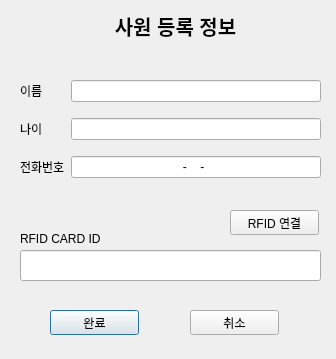
Jeho0216/attendance_manage_project, file attendance_manage/dialog_staff_form.ui: the form before one commit.
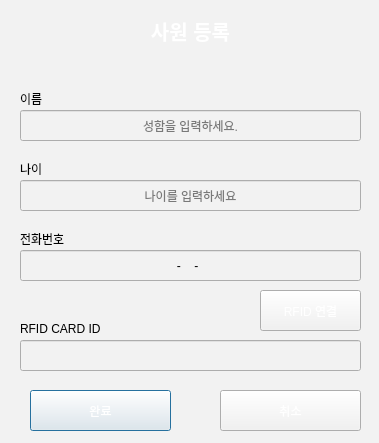
The form after the commit. Icons and pictures are not drawn.

What changed in the file:
```diff
--- a/attendance_manage/dialog_staff_form.ui
+++ b/attendance_manage/dialog_staff_form.ui
@@ -6,20 +6,23 @@
    <rect>
     <x>0</x>
     <y>0</y>
-    <width>336</width>
-    <height>359</height>
+    <width>379</width>
+    <height>443</height>
    </rect>
   </property>
   <property name="windowTitle">
    <string>사원 정보</string>
   </property>
+  <property name="styleSheet">
+   <string notr="true">background-color: rgb(242,242,242);</string>
+  </property>
   <widget class="QLabel" name="label">
    <property name="geometry">
     <rect>
-     <x>10</x>
-     <y>10</y>
-     <width>331</width>
-     <height>31</height>
+     <x>0</x>
+     <y>0</y>
+     <width>381</width>
+     <height>61</height>
     </rect>
    </property>
    <property name="font">
@@ -29,82 +32,29 @@
      <bold>true</bold>
     </font>
    </property>
+   <property name="styleSheet">
+    <string notr="true">border-image: url(:/image/button.jpg);
+color: rgb(255, 255, 255);</string>
+   </property>
    <property name="text">
-    <string>사원 등록 정보</string>
+    <string>사원 등록</string>
    </property>
    <property name="alignment">
     <set>Qt::AlignCenter</set>
    </property>
   </widget>
-  <widget class="QWidget" name="gridLayoutWidget">
-   <property name="geometry">
-    <rect>
-     <x>20</x>
-     <y>70</y>
-     <width>301</width>
-     <height>121</height>
-    </rect>
-   </property>
-   <layout class="QGridLayout" name="gridLayout">
-    <item row="2" column="0">
-     <widget class="QLabel" name="label_3">
-      <property name="text">
-       <string>나이</string>
-      </property>
-     </widget>
-    </item>
-    <item row="1" column="0">
-     <widget class="QLabel" name="label_2">
-      <property name="text">
-       <string>이름</string>
-      </property>
-     </widget>
-    </item>
-    <item row="4" column="0">
-     <widget class="QLabel" name="label_4">
-      <property name="text">
-       <string>전화번호</string>
-      </property>
-     </widget>
-    </item>
-    <item row="1" column="1">
-     <widget class="QLineEdit" name="lineEdit_name">
-      <property name="maxLength">
-       <number>20</number>
-      </property>
-     </widget>
-    </item>
-    <item row="2" column="1">
-     <widget class="QLineEdit" name="lineEdit_age">
-      <property name="maxLength">
-       <number>3</number>
-      </property>
-     </widget>
-    </item>
-    <item row="4" column="1">
-     <widget class="QLineEdit" name="lineEdit_phone">
-      <property name="inputMask">
-       <string>999-9999-9999</string>
-      </property>
-      <property name="text">
-       <string>--</string>
-      </property>
-      <property name="alignment">
-       <set>Qt::AlignCenter</set>
-      </property>
-     </widget>
-    </item>
-   </layout>
-  </widget>
   <widget class="QLineEdit" name="lineEdit_card_id">
    <property name="geometry">
     <rect>
      <x>20</x>
-     <y>250</y>
-     <width>301</width>
+     <y>340</y>
+     <width>341</width>
      <height>31</height>
     </rect>
    </property>
+   <property name="styleSheet">
+    <string notr="true">border-image: url(:/image/text_field.jpg);</string>
+   </property>
    <property name="alignment">
     <set>Qt::AlignCenter</set>
    </property>
@@ -112,12 +62,16 @@
   <widget class="QPushButton" name="pushButton_accept">
    <property name="geometry">
     <rect>
-     <x>50</x>
-     <y>310</y>
-     <width>89</width>
-     <height>25</height>
+     <x>30</x>
+     <y>390</y>
+     <width>141</width>
+     <height>41</height>
     </rect>
    </property>
+   <property name="styleSheet">
+    <string notr="true">border-image: url(:/image/button.jpg);
+color: rgb(255, 255, 255);</string>
+   </property>
    <property name="text">
     <string>완료</string>
    </property>
@@ -126,7 +80,7 @@
    <property name="geometry">
     <rect>
      <x>20</x>
-     <y>230</y>
+     <y>320</y>
      <width>101</width>
      <height>17</height>
     </rect>
@@ -138,12 +92,16 @@
   <widget class="QPushButton" name="pushButton_rfid_con">
    <property name="geometry">
     <rect>
-     <x>230</x>
-     <y>210</y>
-     <width>89</width>
-     <height>25</height>
+     <x>260</x>
+     <y>290</y>
+     <width>101</width>
+     <height>41</height>
     </rect>
    </property>
+   <property name="styleSheet">
+    <string notr="true">border-image: url(:/image/button.jpg);
+color: rgb(255, 255, 255);</string>
+   </property>
    <property name="text">
     <string>RFID 연결</string>
    </property>
@@ -151,16 +109,128 @@
   <widget class="QPushButton" name="pushButton_cancel">
    <property name="geometry">
     <rect>
-     <x>190</x>
-     <y>310</y>
-     <width>89</width>
-     <height>25</height>
+     <x>220</x>
+     <y>390</y>
+     <width>141</width>
+     <height>41</height>
     </rect>
    </property>
+   <property name="styleSheet">
+    <string notr="true">border-image: url(:/image/button.jpg);
+color: rgb(255, 255, 255);</string>
+   </property>
    <property name="text">
     <string>취소</string>
    </property>
   </widget>
+  <widget class="QLineEdit" name="lineEdit_name">
+   <property name="geometry">
+    <rect>
+     <x>20</x>
+     <y>110</y>
+     <width>341</width>
+     <height>31</height>
+    </rect>
+   </property>
+   <property name="styleSheet">
+    <string notr="true">border-image: url(:/image/text_field.jpg);</string>
+   </property>
+   <property name="maxLength">
+    <number>20</number>
+   </property>
+   <property name="alignment">
+    <set>Qt::AlignCenter</set>
+   </property>
+   <property name="placeholderText">
+    <string>성함을 입력하세요.</string>
+   </property>
+  </widget>
+  <widget class="QLineEdit" name="lineEdit_age">
+   <property name="geometry">
+    <rect>
+     <x>20</x>
+     <y>180</y>
+     <width>341</width>
+     <height>31</height>
+    </rect>
+   </property>
+   <property name="styleSheet">
+    <string notr="true">border-image: url(:/image/text_field.jpg);</string>
+   </property>
+   <property name="maxLength">
+    <number>3</number>
+   </property>
+   <property name="alignment">
+    <set>Qt::AlignCenter</set>
+   </property>
+   <property name="placeholderText">
+    <string>나이를 입력하세요</string>
+   </property>
+  </widget>
+  <widget class="QLineEdit" name="lineEdit_phone">
+   <property name="geometry">
+    <rect>
+     <x>20</x>
+     <y>250</y>
+     <width>341</width>
+     <height>31</height>
+    </rect>
+   </property>
+   <property name="styleSheet">
+    <string notr="true">border-image: url(:/image/text_field.jpg);</string>
+   </property>
+   <property name="inputMask">
+    <string>999-9999-9999</string>
+   </property>
+   <property name="text">
+    <string>--</string>
+   </property>
+   <property name="alignment">
+    <set>Qt::AlignCenter</set>
+   </property>
+   <property name="placeholderText">
+    <string>전화번호를 입력하세요</string>
+   </property>
+  </widget>
+  <widget class="QLabel" name="label_6">
+   <property name="geometry">
+    <rect>
+     <x>20</x>
+     <y>90</y>
+     <width>101</width>
+     <height>17</height>
+    </rect>
+   </property>
+   <property name="text">
+    <string>이름</string>
+   </property>
+  </widget>
+  <widget class="QLabel" name="label_7">
+   <property name="geometry">
+    <rect>
+     <x>20</x>
+     <y>160</y>
+     <width>101</width>
+     <height>17</height>
+    </rect>
+   </property>
+   <property name="text">
+    <string>나이</string>
+   </property>
+  </widget>
+  <widget class="QLabel" name="label_8">
+   <property name="geometry">
+    <rect>
+     <x>20</x>
+     <y>230</y>
+     <width>101</width>
+     <height>17</height>
+    </rect>
+   </property>
+   <property name="text">
+    <string>전화번호</string>
+   </property>
+  </widget>
  </widget>
  <resources/>
  <connections/>
```
